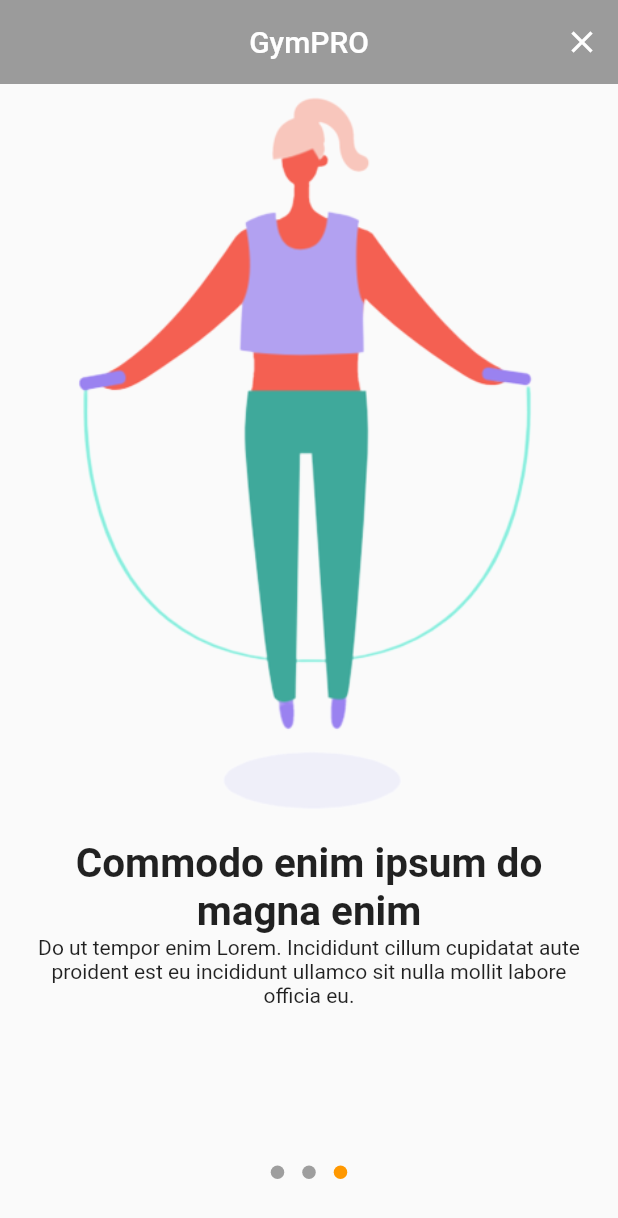
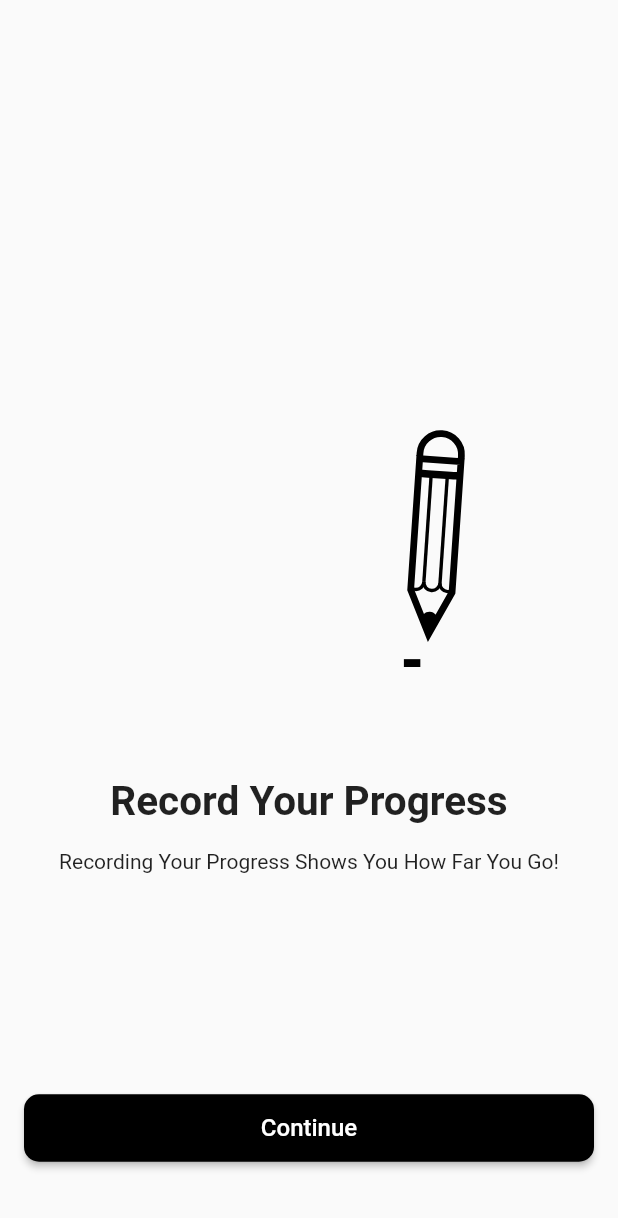
Before and after one commit to basarYargici/gympro, a Flutter app: the screen it shows after launch, swiped to page 3, on a phone screen of 412 x 824 dp. Shown: the top 1218 px of the screen. Run offline on Flutter 3.47's test engine with Material 2 defaults, Android fonts, the light colour scheme and no system bars; drawn by our look-alikes of dots_indicator; our stand-ins replace carousel_slider, cloud_firestore, firebase_auth, firebase_core, fluttertoast, lottie and 4 more; missing offline and left inert: circular_countdown, vertical_card_pager, web_browser; accounts and stored records are empty; Roboto replaces fonts that are missing (Montserrat, Poppins).

Commit message:
update onboarding page ui

```diff
--- a/lib/pages/before_login/onboard_page.dart
+++ b/lib/pages/before_login/onboard_page.dart
@@ -1,7 +1,9 @@
 import 'package:dots_indicator/dots_indicator.dart';
+import 'package:flutter/cupertino.dart';
 import 'package:flutter/material.dart';
 import 'package:gym_pro/pages/before_login/signin_page.dart';
 import 'package:gym_pro/shared_pref_helper.dart';
+import 'package:lottie/lottie.dart';
 
 import '../../models/onboard_model.dart';
 
@@ -15,60 +17,57 @@ class OnBoardPage extends StatefulWidget {
 class _OnBoardPageState extends State<OnBoardPage> {
   List<OnboardModel> screens = <OnboardModel>[
     OnboardModel(
-        img: 'assets/images/jumpingGirl.png',
-        text: "Commodo enim ipsum do magna enim ",
+        img: 'assets/get_news_lottie.json',
+        text: "Get News From The NJoy",
         desc:
-            "Do ut tempor enim Lorem. Incididunt cillum cupidatat aute proident est eu incididunt ullamco sit nulla mollit labore officia eu."),
+            "You can get news and campaigns from the club via the application"),
     OnboardModel(
-        img: 'assets/images/jumpingGirl.png',
-        text: "Commodo enim ipsum do magna enim ",
-        desc:
-            "Do ut tempor enim Lorem. Incididunt cillum cupidatat aute proident est eu incididunt ullamco sit nulla mollit labore officia eu."),
+        img: 'assets/qr_scan_lottie.json',
+        text: "Scan The QR Code to Enter The Club ",
+        desc: "You should scan the QR Code to enter the club in 3 seconds!"),
     OnboardModel(
-        img: 'assets/images/jumpingGirl.png',
-        text: "Commodo enim ipsum do magna enim ",
-        desc:
-            "Do ut tempor enim Lorem. Incididunt cillum cupidatat aute proident est eu incididunt ullamco sit nulla mollit labore officia eu."),
+        img: 'assets/record_progress_lottie.json',
+        text: "Record Your Progress",
+        desc: "Recording Your Progress Shows You How Far You Go!"),
   ];
   double currentDotPosition = 0.0;
   var sharedPrefHelper = SharedPrefHelper();
+  final _pageController = PageController();
 
   @override
   Widget build(BuildContext context) {
     return Scaffold(
       appBar: AppBar(
-        backgroundColor: Colors.black38,
-        centerTitle: true,
-        title: const Text(
-          "GymPRO",
-          style: TextStyle(
-            fontSize: 20,
-            color: Colors.white,
-          ),
-        ),
+        backgroundColor: Colors.transparent,
         elevation: 0,
         actions: [
-          IconButton(
+          Padding(
+            padding: const EdgeInsets.only(right: 8.0),
+            child: currentDotPosition != screens.length - 1
+                ? IconButton(
                     icon: const Icon(
-              Icons.close,
-              color: Colors.white,
+                      CupertinoIcons.arrow_right,
+                      size: 40,
+                      color: Colors.grey,
                     ),
                     onPressed: () {
-              sharedPrefHelper.setOnboardingShown();
-              Navigator.pushReplacement(
-                context,
-                MaterialPageRoute(builder: (context) => const SigninPage()),
+                      _pageController.nextPage(
+                        duration: const Duration(milliseconds: 400),
+                        curve: Curves.easeIn,
                       );
                     },
+                  )
+                : const SizedBox(),
           )
         ],
       ),
       body: Padding(
-        padding: const EdgeInsets.symmetric(horizontal: 16.0),
+        padding: const EdgeInsets.symmetric(vertical: 16.0),
         child: Column(
           children: [
             Flexible(
               child: PageView.builder(
+                  controller: _pageController,
                   onPageChanged: (value) {
                     setState(() {
                       currentDotPosition = value.toDouble();
@@ -76,12 +75,27 @@ class _OnBoardPageState extends State<OnBoardPage> {
                   },
                   itemCount: screens.length,
                   itemBuilder: (context, index) {
+                    return getPageContent(index);
+                  }),
+            ),
+            Padding(
+              padding: const EdgeInsets.fromLTRB(0, 0, 0, 32),
+              child: getDotsIndicator(),
+            )
+          ],
+        ),
+      ),
+    );
+  }
+
+  Column getPageContent(int index) {
     return Column(
+      mainAxisAlignment: MainAxisAlignment.center,
       mainAxisSize: MainAxisSize.min,
       children: [
-                        Image.asset(
-                          screens[index].img!,
-                          fit: BoxFit.fill,
+        SizedBox(
+          height: 300,
+          child: Lottie.asset(screens[index].img!),
         ),
         Text(
           screens[index].text!,
@@ -92,6 +106,7 @@ class _OnBoardPageState extends State<OnBoardPage> {
             fontFamily: 'Poppins',
           ),
         ),
+        const SizedBox(height: 16),
         Text(
           screens[index].desc!,
           textAlign: TextAlign.center,
@@ -102,14 +117,38 @@ class _OnBoardPageState extends State<OnBoardPage> {
         ),
       ],
     );
-                  }),
+  }
+
+  Widget getDotsIndicator() {
+    if (currentDotPosition == screens.length - 1) {
+      return continueButton();
+    }
+    return DotsIndicator(
+        dotsCount: screens.length, position: currentDotPosition);
+  }
+
+  Widget continueButton() {
+    return Padding(
+      padding: const EdgeInsets.symmetric(horizontal: 16),
+      child: SizedBox(
+        width: double.infinity,
+        child: MaterialButton(
+          onPressed: () {
+            sharedPrefHelper.setOnboardingShown();
+            Navigator.pushReplacement(
+              context,
+              MaterialPageRoute(builder: (context) => const SigninPage()),
+            );
+          },
+          height: 45,
+          color: Colors.black,
+          shape: RoundedRectangleBorder(
+            borderRadius: BorderRadius.circular(10.0),
           ),
-            Padding(
-              padding: const EdgeInsets.fromLTRB(0, 0, 0, 32),
-              child: DotsIndicator(
-                  dotsCount: screens.length, position: currentDotPosition),
-            )
-          ],
+          child: const Text(
+            "Continue",
+            style: TextStyle(color: Colors.white, fontSize: 16.0),
+          ),
         ),
       ),
     );
```
Lines whose indentation alone changed are shown as unchanged.
